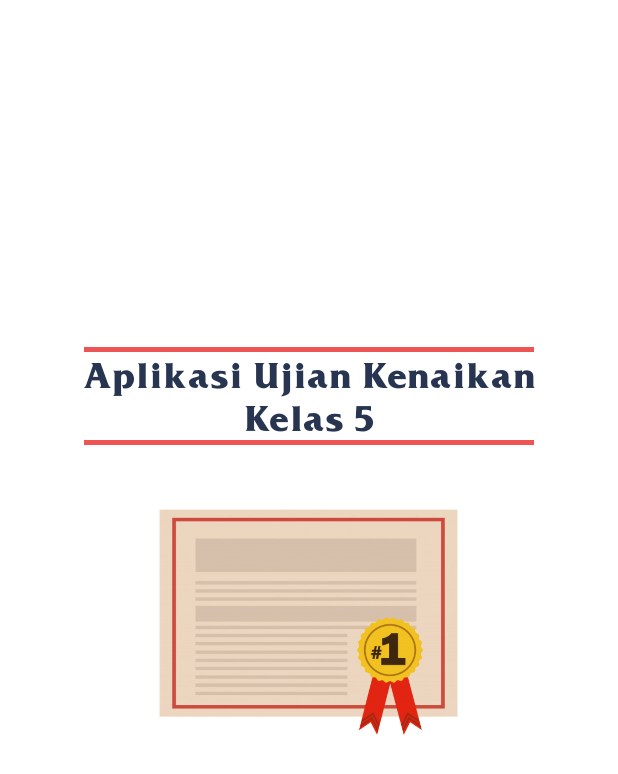
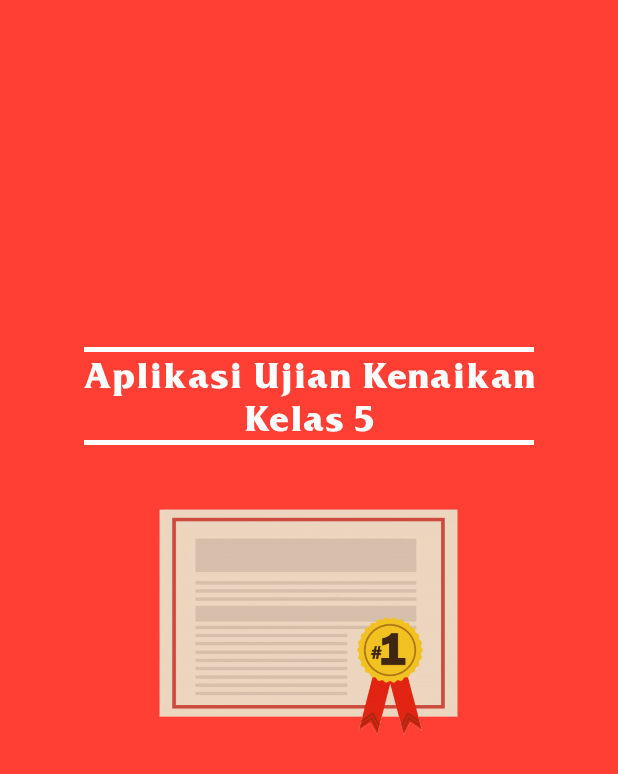
Before and after one commit to fadilHidayatul/AplikasiUjian, an Android app: the screen it shows after launch (SplashScreenActivity), on a phone screen of 412 x 824 dp. Shown: the top 774 px of the screen. Run offline under Robolectric (Android 15) with nearby library versions, the light colour scheme and no system bars; our stand-ins replace ButterKnife.

Commit message:
change background splash screen

```diff
--- a/app/src/main/res/layout/activity_splash_screen.xml
+++ b/app/src/main/res/layout/activity_splash_screen.xml
@@ -5,12 +5,13 @@
     android:layout_width="match_parent"
     android:layout_height="match_parent"
     tools:context=".Login.SplashScreenActivity"
-    android:background="#ffffff">
+    android:background="#ff3f34">
+
 
     <View
         android:layout_centerHorizontal="true"
         android:layout_above="@id/app"
-        android:background="@color/red"
+        android:background="@color/white"
         android:layout_width="300dp"
         android:layout_height="3dp"/>
     <TextView
@@ -20,7 +21,7 @@
         android:textSize="22sp"
         android:fontFamily="@font/friz"
         android:layout_above="@id/garis"
-        android:textColor="#283551"
+        android:textColor="@color/white"
         android:paddingHorizontal="33dp"
         android:layout_centerHorizontal="true"
         android:layout_width="wrap_content"
@@ -29,7 +30,7 @@
         android:layout_centerHorizontal="true"
         android:id="@+id/garis"
         android:layout_above="@id/splash"
-        android:background="@color/red"
+        android:background="@color/white"
         android:layout_width="300dp"
         android:layout_height="3dp"/>
 
@@ -41,7 +42,4 @@
         android:layout_centerInParent="true"
         />
 
-
-
-
 </RelativeLayout>
```
